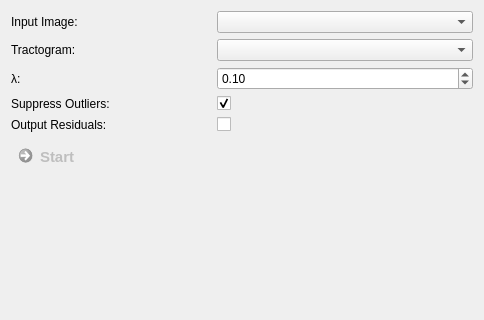
Qt form Plugins/org.mitk.gui.qt.diffusionimaging.fiberprocessing/src/internal/QmitkFiberFitViewControls.ui (MITK/MITK) before a commit; both pictures show x 0 to 484 and y 0 to 320 of the 484 by 574 pixel window.
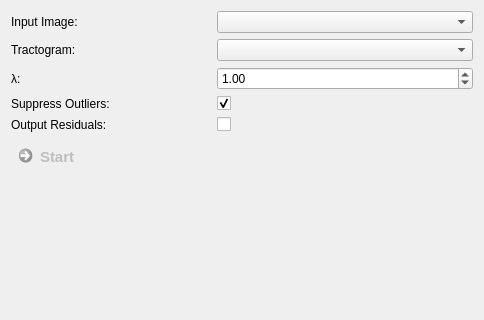
The same form after that commit. Custom widgets are drawn as their Qt base class.

Patch:
```diff
--- a/Plugins/org.mitk.gui.qt.diffusionimaging.fiberprocessing/src/internal/QmitkFiberFitViewControls.ui
+++ b/Plugins/org.mitk.gui.qt.diffusionimaging.fiberprocessing/src/internal/QmitkFiberFitViewControls.ui
@@ -81,7 +81,7 @@
          <double>0.100000000000000</double>
         </property>
         <property name="value">
-         <double>0.100000000000000</double>
+         <double>1.000000000000000</double>
         </property>
        </widget>
       </item>
```
